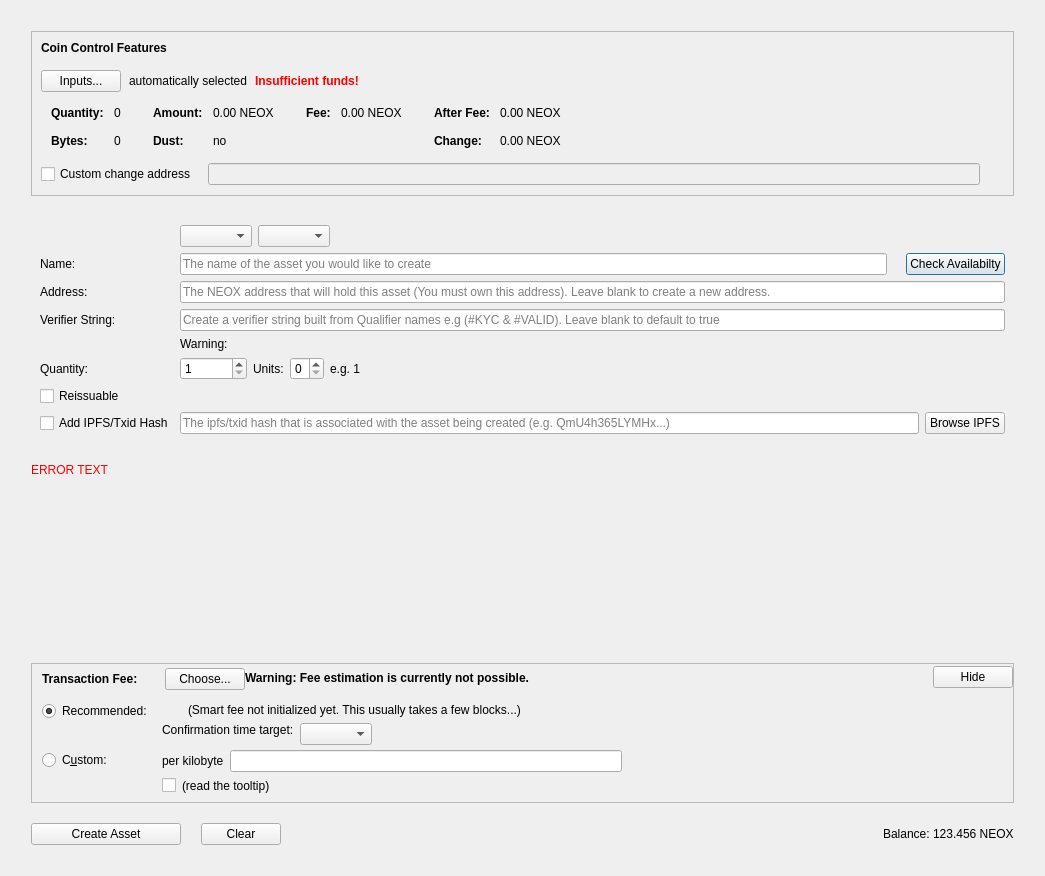
First picture: the form in src/qt/forms/createassetdialog.ui, repository 1NF1N18Y/Points-Smartnodes, before the edit.
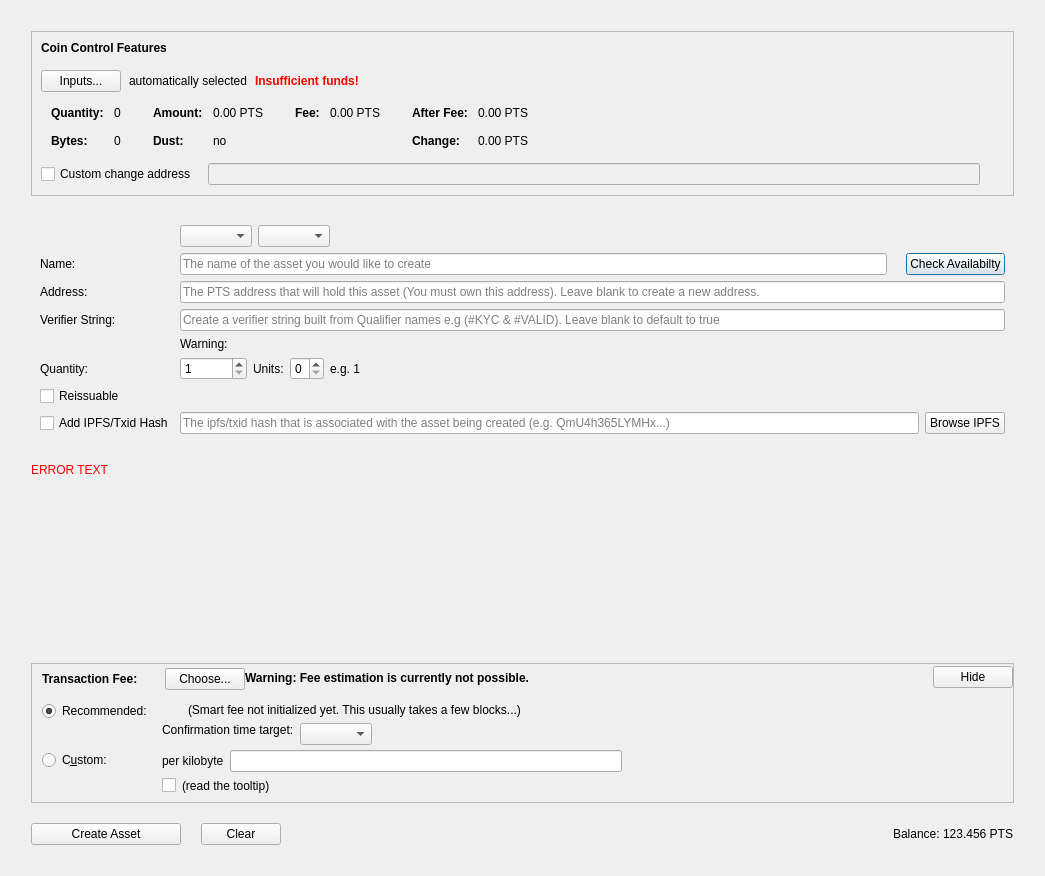
Second picture: the form after the edit. Custom widgets are drawn as their Qt base class.

Patch:
```diff
--- a/src/qt/forms/createassetdialog.ui
+++ b/src/qt/forms/createassetdialog.ui
@@ -338,7 +338,7 @@
                     <enum>Qt::ActionsContextMenu</enum>
                    </property>
                    <property name="text">
-                    <string notr="true">0.00 NEOX</string>
+                    <string notr="true">0.00 PTS</string>
                    </property>
                    <property name="textInteractionFlags">
                     <set>Qt::LinksAccessibleByMouse|Qt::TextSelectableByKeyboard|Qt::TextSelectableByMouse</set>
@@ -418,7 +418,7 @@
                     <enum>Qt::ActionsContextMenu</enum>
                    </property>
                    <property name="text">
-                    <string notr="true">0.00 NEOX</string>
+                    <string notr="true">0.00 PTS</string>
                    </property>
                    <property name="textInteractionFlags">
                     <set>Qt::LinksAccessibleByMouse|Qt::TextSelectableByKeyboard|Qt::TextSelectableByMouse</set>
@@ -469,7 +469,7 @@
                     <enum>Qt::ActionsContextMenu</enum>
                    </property>
                    <property name="text">
-                    <string notr="true">0.00 NEOX</string>
+                    <string notr="true">0.00 PTS</string>
                    </property>
                    <property name="textInteractionFlags">
                     <set>Qt::LinksAccessibleByMouse|Qt::TextSelectableByKeyboard|Qt::TextSelectableByMouse</set>
@@ -498,7 +498,7 @@
                     <enum>Qt::ActionsContextMenu</enum>
                    </property>
                    <property name="text">
-                    <string notr="true">0.00 NEOX</string>
+                    <string notr="true">0.00 PTS</string>
                    </property>
                    <property name="textInteractionFlags">
                     <set>Qt::LinksAccessibleByMouse|Qt::TextSelectableByKeyboard|Qt::TextSelectableByMouse</set>
@@ -748,7 +748,7 @@
            <string/>
           </property>
           <property name="placeholderText">
-           <string>The NEOX address that will hold this asset (You must own this address). Leave blank to create a new address.</string>
+           <string>The PTS address that will hold this asset (You must own this address). Leave blank to create a new address.</string>
           </property>
          </widget>
         </item>
@@ -1401,7 +1401,7 @@
             <enum>Qt::RightToLeft</enum>
            </property>
            <property name="text">
-            <string>123.456 NEOX</string>
+            <string>123.456 PTS</string>
            </property>
           </widget>
          </item>
```
Left out of the diff: 4 changed lines with no effect on the pictures.
